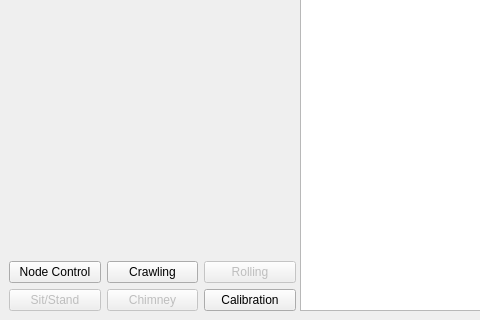
BYUCMR/Capstone_TREG, file rift/ui/main.ui: the form before one commit; both pictures show x 0 to 480 and y 480 to 800 of the 600 by 800 pixel window.
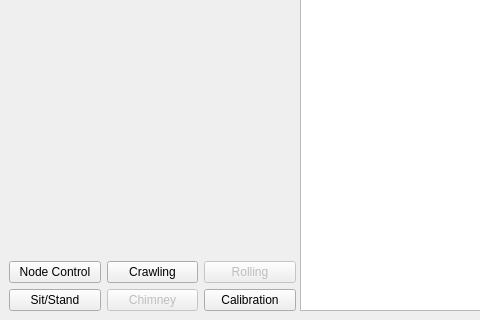
The form after the commit.

What changed in the file:
```diff
--- a/rift/ui/main.ui
+++ b/rift/ui/main.ui
@@ -198,7 +198,7 @@
           <item row="1" column="0">
            <widget class="QPushButton" name="sit_stand">
             <property name="enabled">
-             <bool>false</bool>
+             <bool>true</bool>
             </property>
             <property name="text">
              <string>Sit/Stand</string>
```
